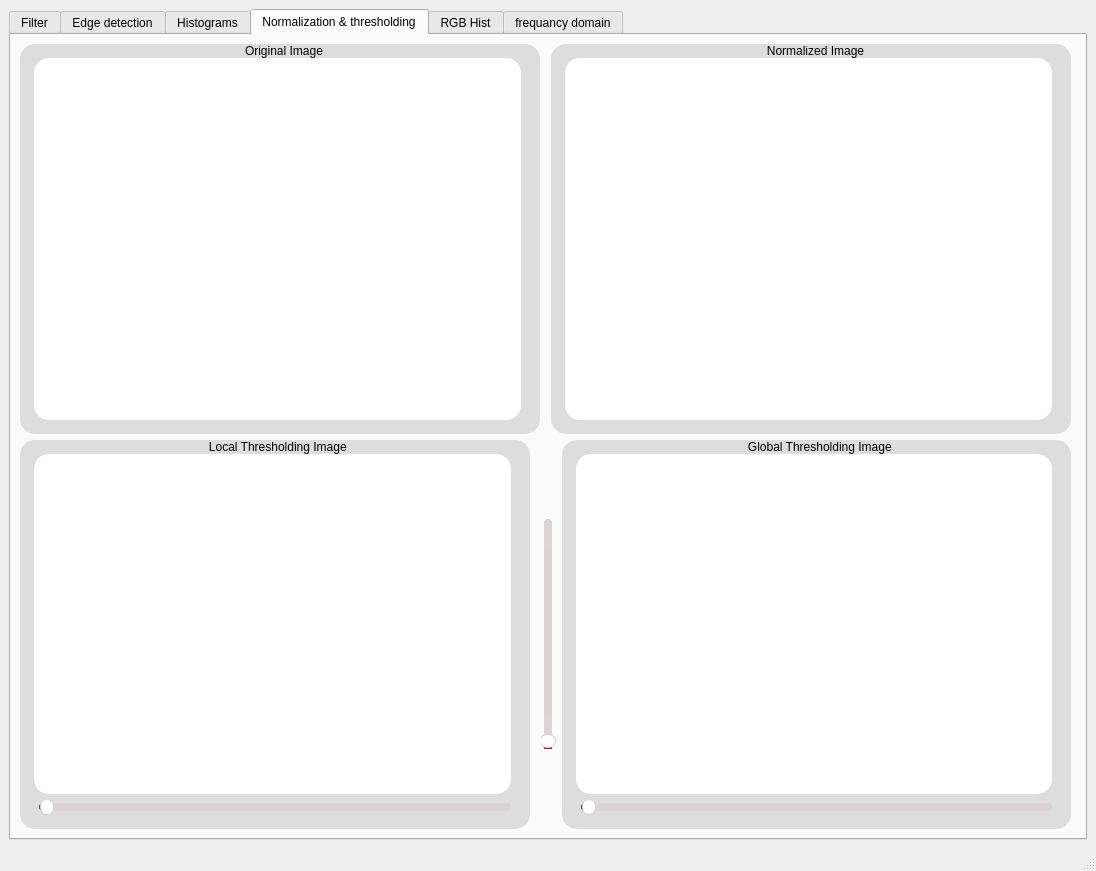
This is task1.ui in Mohamed-hazem-mahrous/computer_vision_toolkit as Qt 5 draws it before an edit. The edited form follows.
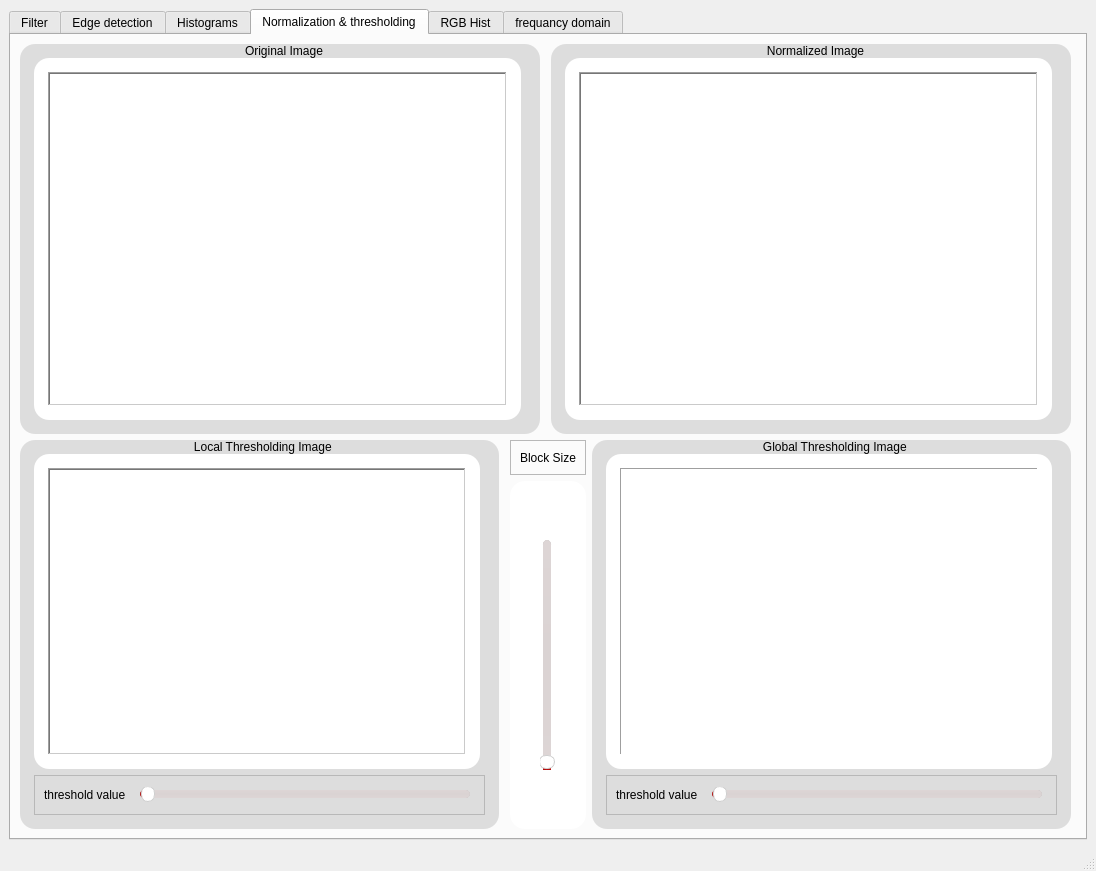
This is the edited form. Icons and pictures are not drawn.

Commit message: updates to mariem hany

Patch:
```diff
--- a/task1.ui
+++ b/task1.ui
@@ -1569,11 +1569,11 @@
        <attribute name="title">
         <string>Normalization &amp;&amp; thresholding</string>
        </attribute>
-       <layout class="QGridLayout" name="gridLayout_35">
+       <layout class="QGridLayout" name="gridLayout_40">
         <item row="0" column="0">
-         <layout class="QGridLayout" name="gridLayout_34">
+         <layout class="QGridLayout" name="gridLayout_39">
           <item row="0" column="0">
-           <layout class="QGridLayout" name="gridLayout_33">
+           <layout class="QGridLayout" name="gridLayout_32">
             <item row="0" column="0">
              <widget class="QGroupBox" name="groupBox_17">
               <property name="maximumSize">
@@ -1650,18 +1650,18 @@
                  <layout class="QGridLayout" name="gridLayout_27">
                   <item row="0" column="0">
                    <widget class="QLabel" name="original_image_label_page3">
-                    <property name="sizePolicy">
-                     <sizepolicy hsizetype="Maximum" vsizetype="Maximum">
-                      <horstretch>50</horstretch>
-                      <verstretch>50</verstretch>
-                     </sizepolicy>
-                    </property>
                     <property name="minimumSize">
                      <size>
-                      <width>0</width>
-                      <height>0</height>
+                      <width>380</width>
+                      <height>200</height>
                      </size>
                     </property>
+                    <property name="frameShape">
+                     <enum>QFrame::WinPanel</enum>
+                    </property>
+                    <property name="frameShadow">
+                     <enum>QFrame::Sunken</enum>
+                    </property>
                     <property name="text">
                      <string/>
                     </property>
@@ -1720,25 +1720,20 @@
                  </property>
                  <property name="styleSheet">
                   <string notr="true">QGroupBox {
-  width: 65vw;
-  height: 90vh;
+
   background-color:rgb(255, 255, 255);
   border-radius: 15px;
-  padding: 5px; /* Adjust padding as needed */
-  margin-right: 5px;
+ 
 }
 
 /* You may need to adjust the sub-controls styles based on your specific requirements */
 QGroupBox::title {
   subcontrol-origin: margin;
-  subcontrol-position: top center;
+
   padding: 0 3px;
 }
 
-QGroupBox::indicator {
-  width: 13px;
-  height: 13px;
-}
+
 
 
 </string>
@@ -1749,18 +1744,18 @@
                  <layout class="QGridLayout" name="gridLayout_22">
                   <item row="0" column="0">
                    <widget class="QLabel" name="normalized_image_label_page3">
-                    <property name="sizePolicy">
-                     <sizepolicy hsizetype="Maximum" vsizetype="Maximum">
-                      <horstretch>50</horstretch>
-                      <verstretch>50</verstretch>
-                     </sizepolicy>
-                    </property>
                     <property name="minimumSize">
                      <size>
-                      <width>0</width>
-                      <height>0</height>
+                      <width>380</width>
+                      <height>200</height>
                      </size>
                     </property>
+                    <property name="frameShape">
+                     <enum>QFrame::WinPanel</enum>
+                    </property>
+                    <property name="frameShadow">
+                     <enum>QFrame::Sunken</enum>
+                    </property>
                     <property name="text">
                      <string/>
                     </property>
@@ -1775,7 +1770,7 @@
            </layout>
           </item>
           <item row="1" column="0">
-           <layout class="QGridLayout" name="gridLayout_32">
+           <layout class="QGridLayout" name="gridLayout_38">
             <item row="0" column="0">
              <widget class="QGroupBox" name="groupBox_24">
               <property name="maximumSize">
@@ -1812,10 +1807,10 @@
               <property name="title">
                <string>Local Thresholding Image </string>
               </property>
-              <layout class="QGridLayout" name="gridLayout_28">
-               <item row="0" column="0">
                 <layout class="QGridLayout" name="gridLayout_29">
                  <item row="0" column="0">
+                <layout class="QGridLayout" name="gridLayout_28">
+                 <item row="0" column="0">
                   <widget class="QGroupBox" name="groupBox_25">
                    <property name="maximumSize">
                     <size>
@@ -1854,18 +1849,18 @@
                    <layout class="QGridLayout" name="gridLayout_30">
                     <item row="0" column="0">
                      <widget class="QLabel" name="local_image_label_page3">
-                      <property name="sizePolicy">
-                       <sizepolicy hsizetype="Maximum" vsizetype="Maximum">
-                        <horstretch>50</horstretch>
-                        <verstretch>50</verstretch>
-                       </sizepolicy>
-                      </property>
                       <property name="minimumSize">
                        <size>
-                        <width>0</width>
-                        <height>0</height>
+                        <width>390</width>
+                        <height>200</height>
                        </size>
                       </property>
+                      <property name="frameShape">
+                       <enum>QFrame::WinPanel</enum>
+                      </property>
+                      <property name="frameShadow">
+                       <enum>QFrame::Sunken</enum>
+                      </property>
                       <property name="text">
                        <string/>
                       </property>
@@ -1875,7 +1870,22 @@
                   </widget>
                  </item>
                  <item row="1" column="0">
-                  <layout class="QHBoxLayout" name="horizontalLayout_29">
+                  <widget class="QFrame" name="frame_11">
+                   <property name="maximumSize">
+                    <size>
+                     <width>16777215</width>
+                     <height>40</height>
+                    </size>
+                   </property>
+                   <property name="frameShape">
+                    <enum>QFrame::StyledPanel</enum>
+                   </property>
+                   <property name="frameShadow">
+                    <enum>QFrame::Raised</enum>
+                   </property>
+                   <layout class="QGridLayout" name="gridLayout_34">
+                    <item row="0" column="2">
+                     <layout class="QHBoxLayout" name="horizontalLayout_30">
                    <property name="leftMargin">
                     <number>5</number>
                    </property>
@@ -1940,6 +1950,16 @@
                    </item>
                   </layout>
                  </item>
+                    <item row="0" column="1">
+                     <widget class="QLabel" name="label_3">
+                      <property name="text">
+                       <string>threshold value </string>
+                      </property>
+                     </widget>
+                    </item>
+                   </layout>
+                  </widget>
+                 </item>
                 </layout>
                </item>
               </layout>
@@ -1948,6 +1968,47 @@
             <item row="0" column="1">
              <layout class="QGridLayout" name="gridLayout_31">
               <item row="0" column="0">
+               <widget class="QFrame" name="frame_12">
+                <property name="maximumSize">
+                 <size>
+                  <width>16777215</width>
+                  <height>35</height>
+                 </size>
+                </property>
+                <property name="frameShape">
+                 <enum>QFrame::StyledPanel</enum>
+                </property>
+                <property name="frameShadow">
+                 <enum>QFrame::Raised</enum>
+                </property>
+                <layout class="QGridLayout" name="gridLayout_35">
+                 <item row="0" column="0">
+                  <widget class="QLabel" name="label">
+                   <property name="maximumSize">
+                    <size>
+                     <width>16777215</width>
+                     <height>20</height>
+                    </size>
+                   </property>
+                   <property name="text">
+                    <string>Block Size</string>
+                   </property>
+                  </widget>
+                 </item>
+                </layout>
+               </widget>
+              </item>
+              <item row="1" column="0">
+               <widget class="QGroupBox" name="groupBox_13">
+                <property name="styleSheet">
+                 <string notr="true">QGroupBox {
+
+  background-color:rgb(255, 255, 255);
+  border-radius: 15px;
+ }</string>
+                </property>
+                <layout class="QGridLayout" name="gridLayout_37">
+                 <item row="0" column="0">
                <widget class="QSlider" name="local_block_size_slider">
                 <property name="sizePolicy">
                  <sizepolicy hsizetype="Fixed" vsizetype="Fixed">
@@ -2010,6 +2071,9 @@
                </widget>
               </item>
              </layout>
+               </widget>
+              </item>
+             </layout>
             </item>
             <item row="0" column="2">
              <widget class="QGroupBox" name="groupBox_20">
@@ -2047,10 +2111,10 @@
               <property name="title">
                <string>Global Thresholding Image </string>
               </property>
-              <layout class="QGridLayout" name="gridLayout_23">
-               <item row="0" column="0">
                 <layout class="QGridLayout" name="gridLayout_25">
                  <item row="0" column="0">
+                <layout class="QGridLayout" name="gridLayout_23">
+                 <item row="0" column="0">
                   <widget class="QGroupBox" name="groupBox_21">
                    <property name="maximumSize">
                     <size>
@@ -2089,18 +2153,18 @@
                    <layout class="QGridLayout" name="gridLayout_24">
                     <item row="0" column="0">
                      <widget class="QLabel" name="global_image_label_page3">
-                      <property name="sizePolicy">
-                       <sizepolicy hsizetype="Maximum" vsizetype="Maximum">
-                        <horstretch>50</horstretch>
-                        <verstretch>50</verstretch>
-                       </sizepolicy>
-                      </property>
                       <property name="minimumSize">
                        <size>
-                        <width>0</width>
-                        <height>0</height>
+                        <width>390</width>
+                        <height>200</height>
                        </size>
                       </property>
+                      <property name="frameShape">
+                       <enum>QFrame::Panel</enum>
+                      </property>
+                      <property name="frameShadow">
+                       <enum>QFrame::Sunken</enum>
+                      </property>
                       <property name="text">
                        <string/>
                       </property>
@@ -2110,6 +2174,30 @@
                   </widget>
                  </item>
                  <item row="1" column="0">
+                  <layout class="QHBoxLayout" name="horizontalLayout_3">
+                   <item>
+                    <widget class="QFrame" name="frame_10">
+                     <property name="maximumSize">
+                      <size>
+                       <width>16777215</width>
+                       <height>40</height>
+                      </size>
+                     </property>
+                     <property name="frameShape">
+                      <enum>QFrame::StyledPanel</enum>
+                     </property>
+                     <property name="frameShadow">
+                      <enum>QFrame::Raised</enum>
+                     </property>
+                     <layout class="QGridLayout" name="gridLayout_33">
+                      <item row="0" column="0">
+                       <widget class="QLabel" name="label_2">
+                        <property name="text">
+                         <string>threshold value </string>
+                        </property>
+                       </widget>
+                      </item>
+                      <item row="0" column="1">
                   <layout class="QHBoxLayout" name="horizontalLayout_28">
                    <property name="leftMargin">
                     <number>5</number>
@@ -2171,6 +2259,11 @@
                      <property name="orientation">
                       <enum>Qt::Horizontal</enum>
                      </property>
+                         </widget>
+                        </item>
+                       </layout>
+                      </item>
+                     </layout>
                     </widget>
                    </item>
                   </layout>
```
Lines whose indentation alone changed are shown as unchanged.
